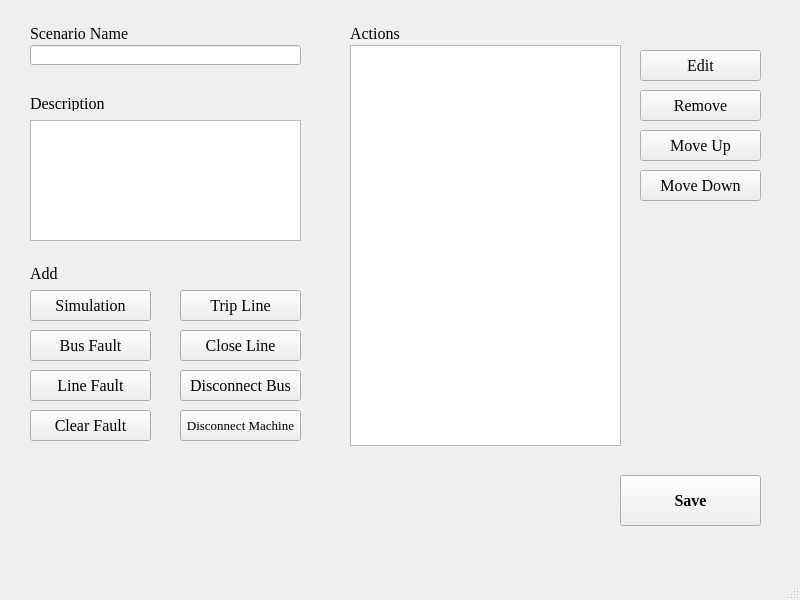
First picture: the form in ui/scenario.ui, repository DenisTrputec/DynamicStabilityAssessment, before the edit.
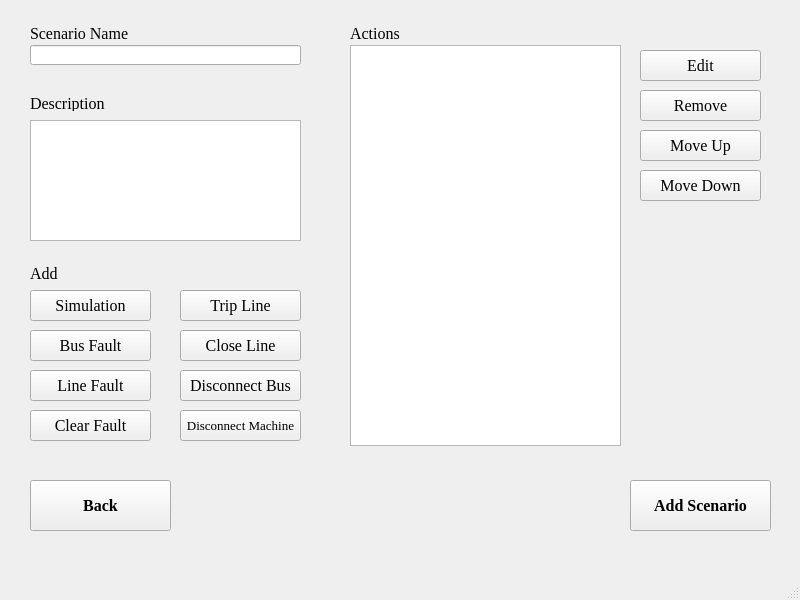
Second picture: the form after the edit.

Commit message: Back button and Pick Element filter

The edit to the form file:
```diff
--- a/ui/scenario.ui
+++ b/ui/scenario.ui
@@ -176,8 +176,8 @@
    <widget class="QPushButton" name="pb_save">
     <property name="geometry">
      <rect>
-      <x>620</x>
-      <y>475</y>
+      <x>630</x>
+      <y>480</y>
       <width>141</width>
       <height>51</height>
      </rect>
@@ -193,7 +193,7 @@
      <string>Save Scenario</string>
     </property>
     <property name="text">
-     <string>Save</string>
+     <string>Add Scenario</string>
     </property>
    </widget>
    <widget class="QPushButton" name="pb_simulation">
@@ -428,6 +428,29 @@
      <string>Move Down</string>
     </property>
    </widget>
+   <widget class="QPushButton" name="pb_back">
+    <property name="geometry">
+     <rect>
+      <x>30</x>
+      <y>480</y>
+      <width>141</width>
+      <height>51</height>
+     </rect>
+    </property>
+    <property name="font">
+     <font>
+      <pointsize>12</pointsize>
+      <weight>75</weight>
+      <bold>true</bold>
+     </font>
+    </property>
+    <property name="statusTip">
+     <string>Return to Model Window without saving</string>
+    </property>
+    <property name="text">
+     <string>Back</string>
+    </property>
+   </widget>
   </widget>
   <widget class="QMenuBar" name="menubar">
    <property name="geometry">
```
The commit also changes 9 other files.
